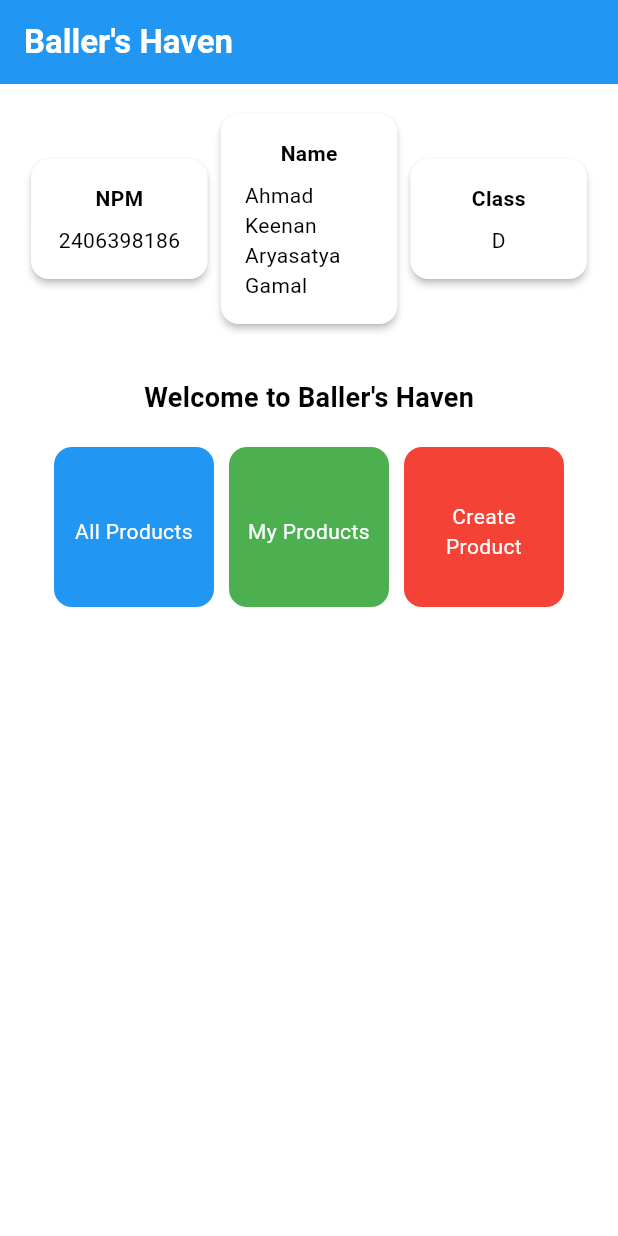
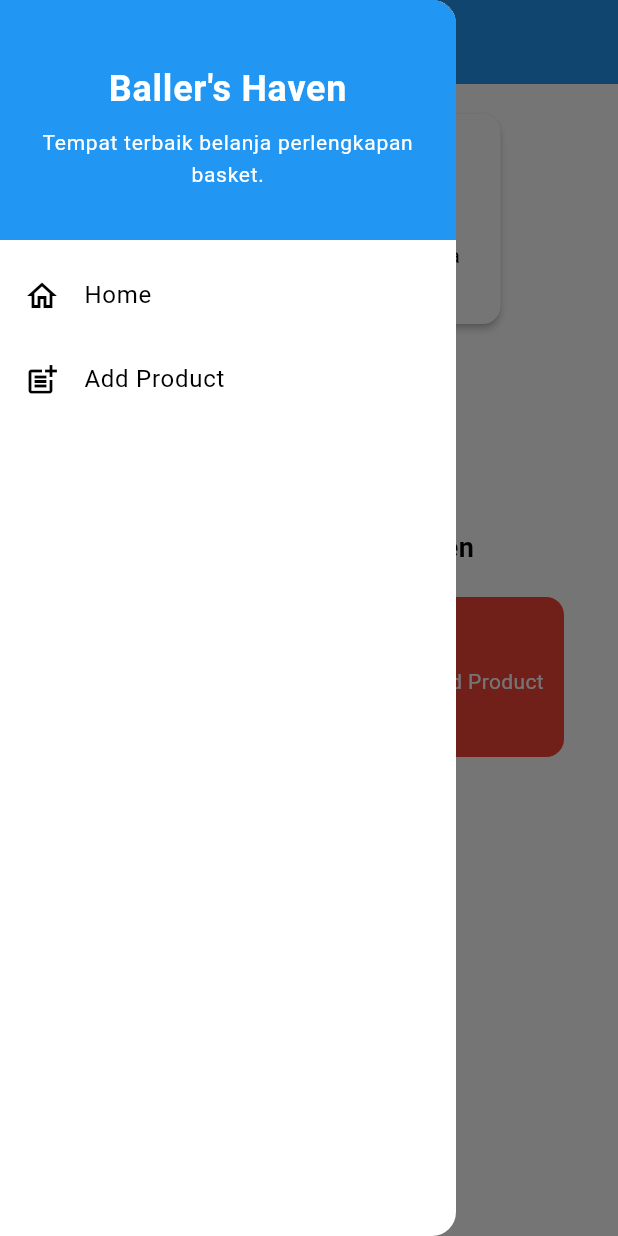
Before and after one commit to chefkeenan/ballers-haven-flutter, a Flutter app: the screen it shows after launch, with the side drawer open (before the commit the screen has no drawer), on a phone screen of 412 x 824 dp. Run offline on Flutter 3.47's test engine with Material 3 defaults, Android fonts, the phone set to English and light mode, and no system bars.

Commit message:
tugas 7, tambah form addproduct dan drawer

```diff
--- a/lib/main.dart
+++ b/lib/main.dart
@@ -1,5 +1,5 @@
 import 'package:flutter/material.dart';
-import 'package:ballershaven/menu.dart';
+import 'package:ballershaven/screens/menu.dart';
 
 void main() {
   runApp(const MyApp());
--- a/lib/menu.dart
+++ /dev/null
@@ -1,184 +0,0 @@
-import 'package:flutter/material.dart';
-
-class MyHomePage extends StatelessWidget {
-  MyHomePage({super.key});
-
-  final String nama = "Ahmad Keenan Aryasatya Gamal";
-  final String npm = "2406398186";
-  final String kelas = "D";
-
-  @override
-  Widget build(BuildContext context) {
-    return Scaffold(
-      // AppBar adalah bagian atas halaman yang menampilkan judul.
-      appBar: AppBar(
-        // Judul aplikasi "Football News" dengan teks putih dan tebal.
-        title: const Text(
-          "Baller's Haven",
-          style: TextStyle(
-            color: Colors.white,
-            fontWeight: FontWeight.bold,
-          ),
-        ),
-        // Warna latar belakang AppBar diambil dari skema warna tema aplikasi.
-        backgroundColor: Theme.of(context).colorScheme.primary,
-      ),
-      // Body halaman dengan padding di sekelilingnya.
-      body: Padding(
-        padding: const EdgeInsets.all(16.0),
-        // Menyusun widget secara vertikal dalam sebuah kolom.
-        child: Column(
-          crossAxisAlignment: CrossAxisAlignment.center,
-          children: [
-            // Row untuk menampilkan 3 InfoCard secara horizontal.
-            Row(
-              mainAxisAlignment: MainAxisAlignment.spaceEvenly,
-              children: [
-                InfoCard(title: 'NPM', content: npm),
-                InfoCard(title: 'Name', content: nama),
-                InfoCard(title: 'Class', content: kelas),
-              ],
-            ),
-
-            // Memberikan jarak vertikal 16 unit.
-            const SizedBox(height: 16.0),
-
-            // Menempatkan widget berikutnya di tengah halaman.
-            Center(
-              child: Column(
-                // Menyusun teks dan grid item secara vertikal.
-
-                children: [
-                  // Menampilkan teks sambutan dengan gaya tebal dan ukuran 18.
-                  const Padding(
-                    padding: EdgeInsets.only(top: 16.0),
-                    child: Text(
-                      "Welcome to Baller's Haven",
-                      style: TextStyle(
-                        fontWeight: FontWeight.bold,
-                        fontSize: 18.0,
-                      ),
-                    ),
-                  ),
-
-                  // Grid untuk menampilkan ItemCard dalam bentuk grid 3 kolom.
-                  GridView.count(
-                    primary: true,
-                    padding: const EdgeInsets.all(20),
-                    crossAxisSpacing: 10,
-                    mainAxisSpacing: 10,
-                    crossAxisCount: 3,
-                    // Agar grid menyesuaikan tinggi kontennya.
-                    shrinkWrap: true,
-
-                    // Menampilkan ItemCard untuk setiap item dalam list items.
-                    children: items.map((ItemHomepage item) {
-                      return ItemCard(item);
-                    }).toList(),
-                  ),
-                ],
-              ),
-            ),
-          ],
-        ),
-      ),
-    );
-
-
-  }
-
-  final List<ItemHomepage> items = [
-    ItemHomepage("All Products", Colors.blue),
-    ItemHomepage("My Products", Colors.green),
-    ItemHomepage("Create Product", Colors.red),
-  ];
-}
-
-class InfoCard extends StatelessWidget {
-  // Kartu informasi yang menampilkan title dan content.
-
-  final String title;  // Judul kartu.
-  final String content;  // Isi kartu.
-
-  const InfoCard({super.key, required this.title, required this.content});
-
-  @override
-  Widget build(BuildContext context) {
-    return Card(
-      // Membuat kotak kartu dengan bayangan dibawahnya.
-      elevation: 2.0,
-      child: Container(
-        // Mengatur ukuran dan jarak di dalam kartu.
-        width: MediaQuery.of(context).size.width / 3.5, // menyesuaikan dengan lebar device yang digunakan.
-        padding: const EdgeInsets.all(16.0),
-        // Menyusun title dan content secara vertikal.
-        child: Column(
-          children: [
-            Text(
-              title,
-              style: const TextStyle(fontWeight: FontWeight.bold),
-            ),
-            const SizedBox(height: 8.0),
-            Text(content),
-          ],
-        ),
-      ),
-    );
-  }
-}
-
-class ItemHomepage {
-  final String name;
-  final Color color;
-
-  ItemHomepage(this.name, this.color);
-}
-
-class ItemCard extends StatelessWidget {
-  // Menampilkan kartu dengan ikon dan nama.
-
-  final ItemHomepage item;
-
-  const ItemCard(this.item, {super.key});
-
-  @override
-  Widget build(BuildContext context) {
-    return Material(
-      // Menentukan warna latar belakang dari tema aplikasi.
-      color: item.color,
-      // Membuat sudut kartu melengkung.
-      borderRadius: BorderRadius.circular(12),
-
-      child: InkWell(
-        // Aksi ketika kartu ditekan.
-        onTap: () {
-          // Menampilkan pesan SnackBar saat kartu ditekan.
-          ScaffoldMessenger.of(context)
-            ..hideCurrentSnackBar()
-            ..showSnackBar(
-              SnackBar(content: Text("Kamu telah menekan tombol ${item.name}!"))
-            );
-        },
-        // Container untuk menyimpan Icon dan Text
-        child: Container(
-          padding: const EdgeInsets.all(8),
-          child: Center(
-            child: Column(
-              // Menyusun ikon dan teks di tengah kartu.
-              mainAxisAlignment: MainAxisAlignment.center,
-              children: [
-                const Padding(padding: EdgeInsets.all(3)),
-                Text(
-                  item.name,
-                  textAlign: TextAlign.center,
-                  style: const TextStyle(color: Colors.white),
-                ),
-              ],
-            ),
-          ),
-        ),
-      ),
-    );
-  }
-
-}
--- /dev/null
+++ b/lib/screens/menu.dart
@@ -0,0 +1,166 @@
+import 'package:flutter/material.dart';
+import 'package:ballershaven/widgets/left_drawer.dart';
+import 'package:ballershaven/screens/product_form.dart';
+
+class MyHomePage extends StatelessWidget {
+  MyHomePage({super.key});
+
+  final String nama = "Ahmad Keenan Aryasatya Gamal";
+  final String npm = "2406398186";
+  final String kelas = "D";
+
+  final List<ItemHomepage> items = [
+    ItemHomepage("All Products", Colors.blue),
+    ItemHomepage("My Products", Colors.green),
+    ItemHomepage("Add Product", Colors.red),
+  ];
+
+  @override
+  Widget build(BuildContext context) {
+    return Scaffold(
+      appBar: AppBar(
+        title: const Text(
+          "Baller's Haven",
+          style: TextStyle(color: Colors.white, fontWeight: FontWeight.bold),
+        ),
+        backgroundColor: Theme.of(context).colorScheme.primary,
+      ),
+      drawer: const LeftDrawer(),
+      body: SingleChildScrollView(
+        child: Padding(
+          padding: const EdgeInsets.all(16.0),
+          child: Column(
+            crossAxisAlignment: CrossAxisAlignment.center,
+            children: [
+              Wrap(
+                alignment: WrapAlignment.spaceEvenly,
+                spacing: 12,
+                runSpacing: 12,
+                children: [
+                  InfoCard(title: 'NPM', content: npm),
+                  InfoCard(title: 'Name', content: nama),
+                  InfoCard(title: 'Class', content: kelas),
+                ],
+              ),
+
+              const SizedBox(height: 16.0),
+
+              Center(
+                child: Column(
+                  children: [
+                    const Padding(
+                      padding: EdgeInsets.only(top: 16.0),
+                      child: Text(
+                        "Welcome to Baller's Haven",
+                        style: TextStyle(
+                          fontWeight: FontWeight.bold,
+                          fontSize: 18.0,
+                        ),
+                      ),
+                    ),
+
+                    GridView.count(
+                      primary: false,
+                      physics: const NeverScrollableScrollPhysics(),
+                      padding: const EdgeInsets.all(20),
+                      crossAxisSpacing: 10,
+                      mainAxisSpacing: 10,
+                      crossAxisCount: 3,
+                      shrinkWrap: true,
+                      children: items.map((ItemHomepage item) {
+                        return ItemCard(item);
+                      }).toList(),
+                    ),
+                  ],
+                ),
+              ),
+            ],
+          ),
+        ),
+      ),
+    );
+  }
+}
+
+class InfoCard extends StatelessWidget {
+  final String title;
+  final String content;
+
+  const InfoCard({super.key, required this.title, required this.content});
+
+  @override
+  Widget build(BuildContext context) {
+    final width = MediaQuery.of(context).size.width;
+
+    return Card(
+      elevation: 2.0,
+      child: Container(
+        width: width / 3.5,
+        padding: const EdgeInsets.all(16.0),
+        child: Column(
+          mainAxisSize: MainAxisSize.min,
+          children: [
+            Text(title, style: const TextStyle(fontWeight: FontWeight.bold)),
+            const SizedBox(height: 8.0),
+            Text(content, textAlign: TextAlign.center),
+          ],
+        ),
+      ),
+    );
+  }
+}
+
+class ItemHomepage {
+  final String name;
+  final Color color;
+
+  const ItemHomepage(this.name, this.color);
+}
+
+class ItemCard extends StatelessWidget {
+  final ItemHomepage item;
+
+  const ItemCard(this.item, {super.key});
+
+  @override
+  Widget build(BuildContext context) {
+    return Material(
+      color: item.color,
+      borderRadius: BorderRadius.circular(12),
+      child: InkWell(
+        onTap: () {
+          ScaffoldMessenger.of(context)
+            ..hideCurrentSnackBar()
+            ..showSnackBar(
+              SnackBar(
+                content: Text("Kamu telah menekan tombol ${item.name}!"),
+              ),
+            );
+
+          if (item.name == "Add Product") {
+            Navigator.push(
+              context,
+              MaterialPageRoute(builder: (context) => const ProductFormPage()),
+            );
+          }
+        },
+        child: Container(
+          padding: const EdgeInsets.all(8),
+          child: Center(
+            child: Column(
+              mainAxisAlignment: MainAxisAlignment.center,
+              children: [
+                const Padding(padding: EdgeInsets.all(3)),
+                Text(
+                  item.name,
+                  textAlign: TextAlign.center,
+                  style: const TextStyle(color: Colors.white),
+                ),
+              ],
+            ),
+          ),
+        ),
+      ),
+    );
+  }
+}
--- /dev/null
+++ b/lib/widgets/left_drawer.dart
@@ -0,0 +1,73 @@
+import 'package:flutter/material.dart';
+import 'package:ballershaven/screens/menu.dart';
+import 'package:ballershaven/screens/product_form.dart';
+
+class LeftDrawer extends StatelessWidget {
+  const LeftDrawer({super.key});
+
+  @override
+  Widget build(BuildContext context) {
+    return Drawer(
+      child: ListView(
+        children: [
+          const DrawerHeader(
+            decoration: BoxDecoration(
+              color: Colors.blue,
+            ),
+            child: Column(
+              mainAxisAlignment: MainAxisAlignment.center,
+              children: [
+                Text(
+                  "Baller's Haven",
+                  textAlign: TextAlign.center,
+                  style: TextStyle(
+                    fontSize: 24,
+                    fontWeight: FontWeight.bold,
+                    color: Colors.white,
+                  ),
+                ),
+                SizedBox(height: 8),
+                Text(
+                  "Tempat terbaik belanja perlengkapan basket.",
+                  textAlign: TextAlign.center,
+                  style: TextStyle(
+                    fontSize: 14,
+                    color: Colors.white,
+                  ),
+                ),
+              ],
+            ),
+          ),
+
+          // halaman utama
+          ListTile(
+            leading: const Icon(Icons.home_outlined),
+            title: const Text('Home'),
+            onTap: () {
+              Navigator.pushReplacement(
+                context,
+                MaterialPageRoute(
+                  builder: (context) => MyHomePage(),
+                ),
+              );
+            },
+          ),
+
+          // tambah produk
+          ListTile(
+            leading: const Icon(Icons.post_add),
+            title: const Text('Add Product'),
+            onTap: () {
+              Navigator.pushReplacement(
+                context,
+                MaterialPageRoute(
+                  builder: (context) => const ProductFormPage(),
+                ),
+              );
+            },
+          ),
+        ],
+      ),
+    );
+  }
+}
```
Also changed, not shown: lib/screens/product_form.dart (added, +282 -0 lines), 2 other files.
